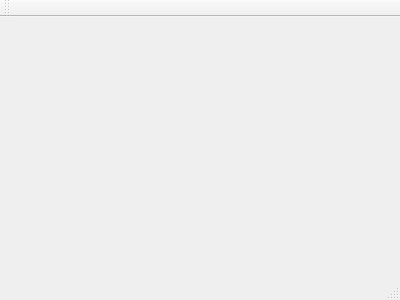
First picture: the form in mainwindow.ui, repository andreisebastianc/Cloud-movement-detection-in-satellite-images, before the edit.
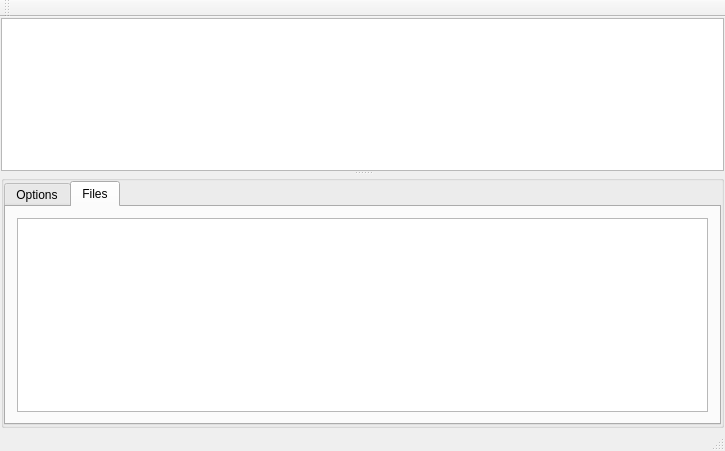
Second picture: the form after the edit.

Commit message: Basic interface set up.

Patch:
```diff
--- a/mainwindow.ui
+++ b/mainwindow.ui
@@ -1,24 +1,106 @@
 <ui version="4.0">
  <class>MainWindow</class>
- <widget class="QMainWindow" name="MainWindow" >
-  <property name="geometry" >
+ <widget class="QMainWindow" name="MainWindow">
+  <property name="geometry">
    <rect>
     <x>0</x>
     <y>0</y>
-    <width>400</width>
-    <height>300</height>
+    <width>725</width>
+    <height>451</height>
    </rect>
   </property>
-  <property name="windowTitle" >
+  <property name="sizePolicy">
+   <sizepolicy hsizetype="Preferred" vsizetype="Fixed">
+    <horstretch>0</horstretch>
+    <verstretch>0</verstretch>
+   </sizepolicy>
+  </property>
+  <property name="windowTitle">
    <string>MainWindow</string>
   </property>
-  <widget class="QMenuBar" name="menuBar" />
-  <widget class="QToolBar" name="mainToolBar" />
-  <widget class="QWidget" name="centralWidget" />
-  <widget class="QStatusBar" name="statusBar" />
+  <widget class="QWidget" name="centralWidget">
+   <layout class="QGridLayout" name="gridLayout_2">
+    <property name="margin">
+     <number>1</number>
+    </property>
+    <item row="0" column="0">
+     <widget class="QSplitter" name="splitter">
+      <property name="orientation">
+       <enum>Qt::Vertical</enum>
+      </property>
+      <widget class="QGraphicsView" name="graphicsView"/>
+      <widget class="QGroupBox" name="groupBox">
+       <property name="sizePolicy">
+        <sizepolicy hsizetype="Preferred" vsizetype="Minimum">
+         <horstretch>0</horstretch>
+         <verstretch>0</verstretch>
+        </sizepolicy>
+       </property>
+       <property name="maximumSize">
+        <size>
+         <width>16777215</width>
+         <height>16777215</height>
+        </size>
+       </property>
+       <property name="title">
+        <string/>
+       </property>
+       <layout class="QGridLayout" name="gridLayout">
+        <property name="margin">
+         <number>0</number>
+        </property>
+        <item row="0" column="0">
+         <widget class="QTabWidget" name="tabWidget">
+          <property name="tabPosition">
+           <enum>QTabWidget::North</enum>
+          </property>
+          <property name="currentIndex">
+           <number>1</number>
+          </property>
+          <widget class="QWidget" name="optionsTab">
+           <attribute name="title">
+            <string>Options</string>
+           </attribute>
+          </widget>
+          <widget class="QWidget" name="filesTab">
+           <attribute name="title">
+            <string>Files</string>
+           </attribute>
+           <layout class="QGridLayout" name="gridLayout_3">
+            <item row="0" column="0">
+             <widget class="QListView" name="listView"/>
+            </item>
+           </layout>
+          </widget>
+         </widget>
+        </item>
+       </layout>
+      </widget>
+     </widget>
+    </item>
+   </layout>
+  </widget>
+  <widget class="QMenuBar" name="menuBar">
+   <property name="geometry">
+    <rect>
+     <x>0</x>
+     <y>0</y>
+     <width>725</width>
+     <height>20</height>
+    </rect>
+   </property>
+  </widget>
+  <widget class="QToolBar" name="mainToolBar">
+   <attribute name="toolBarArea">
+    <enum>TopToolBarArea</enum>
+   </attribute>
+   <attribute name="toolBarBreak">
+    <bool>false</bool>
+   </attribute>
+  </widget>
+  <widget class="QStatusBar" name="statusBar"/>
  </widget>
- <layoutDefault spacing="6" margin="11" />
- <pixmapfunction></pixmapfunction>
+ <layoutdefault spacing="6" margin="11"/>
  <resources/>
  <connections/>
 </ui>
```
Left out of the diff: 1 changed line with no effect on the pictures.
